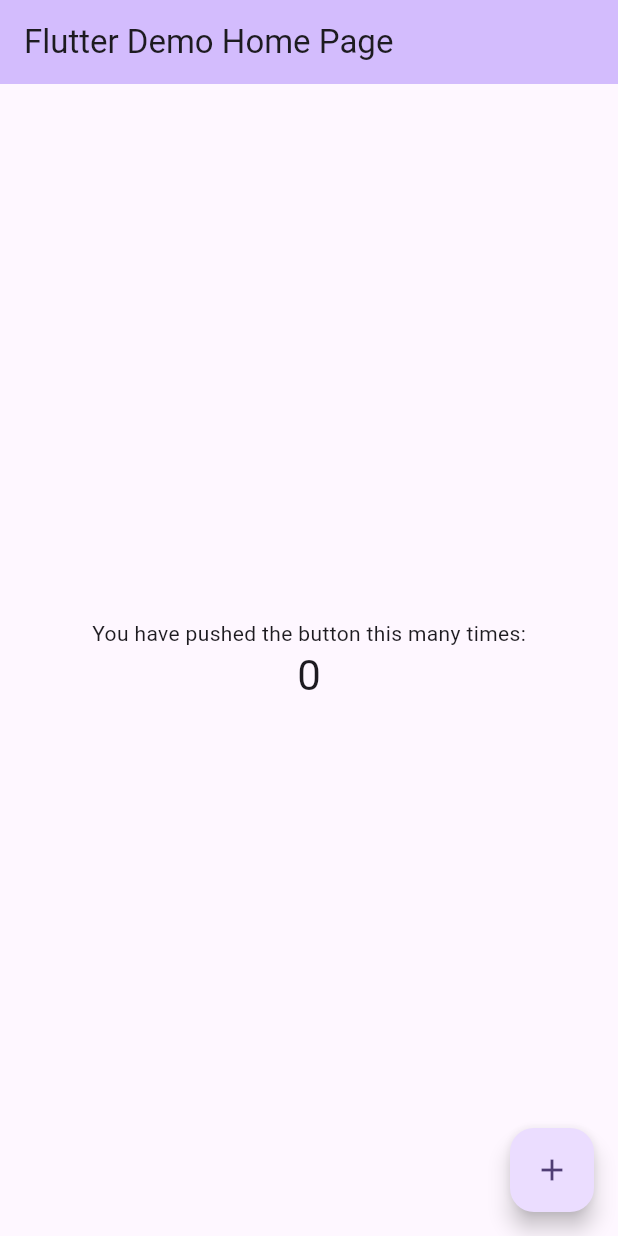
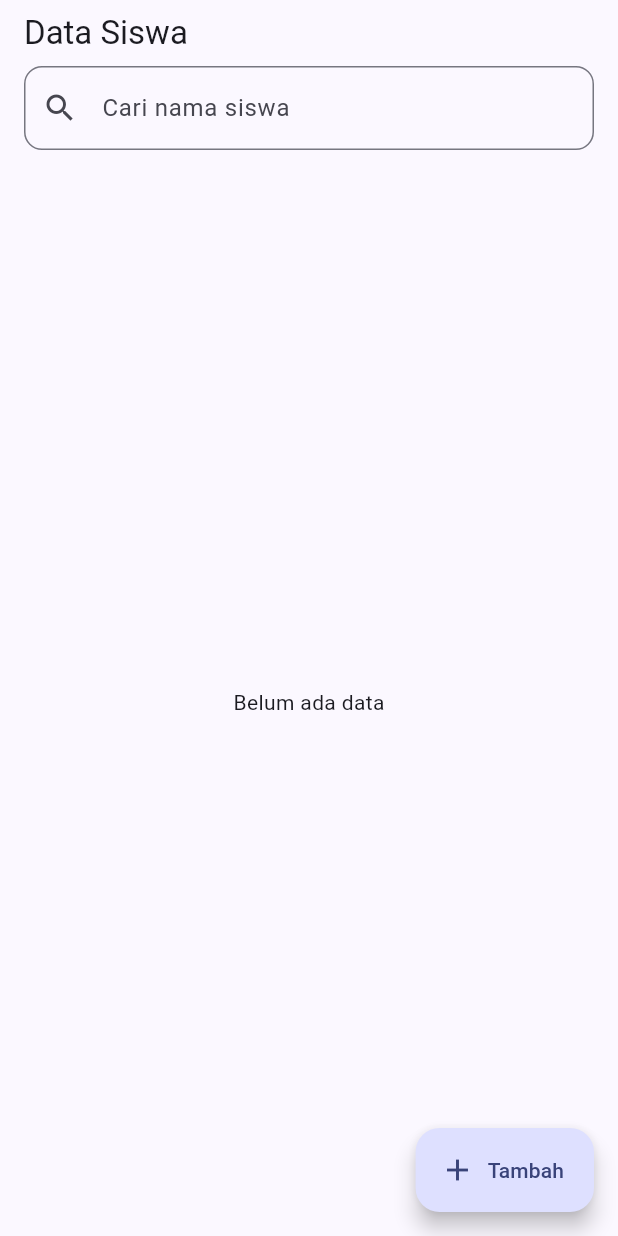
Before and after one commit to contrapoetra/student-management, a Flutter app: the screen it shows after launch, on a phone screen of 412 x 824 dp. Run offline on Flutter 3.47's test engine with Material 3 defaults, Android fonts, the phone set to English and light mode, and no system bars.

Commit message:
Add basic functions

```diff
--- a/lib/main.dart
+++ b/lib/main.dart
@@ -1,122 +1,191 @@
 import 'package:flutter/material.dart';
+import 'student_detail.dart';
+import 'add_student.dart';
 
-void main() {
-  runApp(const MyApp());
+void main() => runApp(const StudentApp());
+
+class Student {
+  final String id;
+  String name;
+  String nis;
+  String grade;
+  String address;
+  String birthdate;
+  String bloodtype;
+  String sex;
+  String hobby;
+  String father;
+  String mother;
+  Student({
+    required this.id,
+    required this.name,
+    required this.nis,
+    required this.grade,
+    required this.address,
+    required this.birthdate,
+    required this.bloodtype,
+    required this.sex,
+    required this.hobby,
+    required this.father,
+    required this.mother,
+  });
 }
 
-class MyApp extends StatelessWidget {
-  const MyApp({super.key});
+class AppState extends ChangeNotifier {
+  final List<Student> _students = [];
+  String _q = '';
+  List<Student> get students {
+    if (_q.isEmpty) return List.unmodifiable(_students);
+    return _students
+        .where((s) => s.name.toLowerCase().contains(_q.toLowerCase()))
+        .toList();
+  }
 
-  // This widget is the root of your application.
+  void setQuery(String q) {
+    _q = q;
+    notifyListeners();
+  }
+
+  void add(Student s) {
+    _students.add(s);
+    notifyListeners();
+  }
+
+  void update(Student s) {
+    final i = _students.indexWhere((e) => e.id == s.id);
+    if (i != -1) {
+      _students[i] = s;
+      notifyListeners();
+    }
+  }
+
+  void remove(String id) {
+    _students.removeWhere((e) => e.id == id);
+    notifyListeners();
+  }
+
+  Student? byId(String id) {
+    try {
+      return _students.firstWhere((e) => e.id == id);
+    } catch (_) {
+      return null;
+    }
+  }
+}
+
+class StateProvider extends InheritedNotifier<AppState> {
+  const StateProvider({
+    super.key,
+    required AppState notifier,
+    required Widget child,
+  }) : super(notifier: notifier, child: child);
+  static AppState of(BuildContext context) =>
+      context.dependOnInheritedWidgetOfExactType<StateProvider>()!.notifier!;
+}
+
+class StudentApp extends StatefulWidget {
+  const StudentApp({super.key});
+  @override
+  State<StudentApp> createState() => _StudentAppState();
+}
+
+class _StudentAppState extends State<StudentApp> {
+  final appState = AppState();
   @override
   Widget build(BuildContext context) {
-    return MaterialApp(
-      title: 'Flutter Demo',
-      theme: ThemeData(
-        // This is the theme of your application.
-        //
-        // TRY THIS: Try running your application with "flutter run". You'll see
-        // the application has a purple toolbar. Then, without quitting the app,
-        // try changing the seedColor in the colorScheme below to Colors.green
-        // and then invoke "hot reload" (save your changes or press the "hot
-        // reload" button in a Flutter-supported IDE, or press "r" if you used
-        // the command line to start the app).
-        //
-        // Notice that the counter didn't reset back to zero; the application
-        // state is not lost during the reload. To reset the state, use hot
-        // restart instead.
-        //
-        // This works for code too, not just values: Most code changes can be
-        // tested with just a hot reload.
-        colorScheme: ColorScheme.fromSeed(seedColor: Colors.deepPurple),
+    return StateProvider(
+      notifier: appState,
+      child: MaterialApp(
+        debugShowCheckedModeBanner: false,
+        title: 'Manajemen Siswa',
+        theme: ThemeData(useMaterial3: true, colorSchemeSeed: Colors.indigo),
+        home: const HomePage(),
       ),
-      home: const MyHomePage(title: 'Flutter Demo Home Page'),
     );
   }
 }
 
-class MyHomePage extends StatefulWidget {
-  const MyHomePage({super.key, required this.title});
-
-  // This widget is the home page of your application. It is stateful, meaning
-  // that it has a State object (defined below) that contains fields that affect
-  // how it looks.
-
-  // This class is the configuration for the state. It holds the values (in this
-  // case the title) provided by the parent (in this case the App widget) and
-  // used by the build method of the State. Fields in a Widget subclass are
-  // always marked "final".
-
-  final String title;
-
+class HomePage extends StatefulWidget {
+  const HomePage({super.key});
   @override
-  State<MyHomePage> createState() => _MyHomePageState();
+  State<HomePage> createState() => _HomePageState();
 }
 
-class _MyHomePageState extends State<MyHomePage> {
-  int _counter = 0;
-
-  void _incrementCounter() {
-    setState(() {
-      // This call to setState tells the Flutter framework that something has
-      // changed in this State, which causes it to rerun the build method below
-      // so that the display can reflect the updated values. If we changed
-      // _counter without calling setState(), then the build method would not be
-      // called again, and so nothing would appear to happen.
-      _counter++;
-    });
-  }
-
+class _HomePageState extends State<HomePage> {
+  final ctrl = TextEditingController();
   @override
   Widget build(BuildContext context) {
-    // This method is rerun every time setState is called, for instance as done
-    // by the _incrementCounter method above.
-    //
-    // The Flutter framework has been optimized to make rerunning build methods
-    // fast, so that you can just rebuild anything that needs updating rather
-    // than having to individually change instances of widgets.
+    final state = StateProvider.of(context);
     return Scaffold(
       appBar: AppBar(
-        // TRY THIS: Try changing the color here to a specific color (to
-        // Colors.amber, perhaps?) and trigger a hot reload to see the AppBar
-        // change color while the other colors stay the same.
-        backgroundColor: Theme.of(context).colorScheme.inversePrimary,
-        // Here we take the value from the MyHomePage object that was created by
-        // the App.build method, and use it to set our appbar title.
-        title: Text(widget.title),
-      ),
-      body: Center(
-        // Center is a layout widget. It takes a single child and positions it
-        // in the middle of the parent.
-        child: Column(
-          // Column is also a layout widget. It takes a list of children and
-          // arranges them vertically. By default, it sizes itself to fit its
-          // children horizontally, and tries to be as tall as its parent.
-          //
-          // Column has various properties to control how it sizes itself and
-          // how it positions its children. Here we use mainAxisAlignment to
-          // center the children vertically; the main axis here is the vertical
-          // axis because Columns are vertical (the cross axis would be
-          // horizontal).
-          //
-          // TRY THIS: Invoke "debug painting" (choose the "Toggle Debug Paint"
-          // action in the IDE, or press "p" in the console), to see the
-          // wireframe for each widget.
-          mainAxisAlignment: MainAxisAlignment.center,
-          children: <Widget>[
-            const Text('You have pushed the button this many times:'),
-            Text(
-              '$_counter',
-              style: Theme.of(context).textTheme.headlineMedium,
+        title: const Text('Data Siswa'),
+        bottom: PreferredSize(
+          preferredSize: const Size.fromHeight(56),
+          child: Padding(
+            padding: const EdgeInsets.fromLTRB(16, 0, 16, 12),
+            child: TextField(
+              controller: ctrl,
+              onChanged: state.setQuery,
+              decoration: InputDecoration(
+                hintText: 'Cari nama siswa',
+                prefixIcon: const Icon(Icons.search),
+                border: OutlineInputBorder(
+                  borderRadius: BorderRadius.circular(12),
+                ),
+              ),
             ),
-          ],
+          ),
         ),
       ),
-      floatingActionButton: FloatingActionButton(
-        onPressed: _incrementCounter,
-        tooltip: 'Increment',
-        child: const Icon(Icons.add),
-      ), // This trailing comma makes auto-formatting nicer for build methods.
+      body: AnimatedBuilder(
+        animation: state,
+        builder: (_, __) {
+          final items = state.students;
+          if (items.isEmpty) {
+            return const Center(child: Text('Belum ada data'));
+          }
+          return ListView.separated(
+            padding: const EdgeInsets.all(12),
+            itemCount: items.length,
+            separatorBuilder: (_, __) => const SizedBox(height: 8),
+            itemBuilder: (_, i) {
+              final s = items[i];
+              return Card(
+                child: ListTile(
+                  leading: CircleAvatar(
+                    child: Text(
+                      s.name.isNotEmpty ? s.name[0].toUpperCase() : '?',
+                    ),
+                  ),
+                  title: Text(s.name),
+                  subtitle: Text('NIS: ${s.nis} • Kelas: ${s.grade}'),
+                  trailing: const Icon(Icons.chevron_right),
+                  onTap: () async {
+                    await Navigator.push(
+                      context,
+                      MaterialPageRoute(
+                        builder: (_) => StudentDetailPage(id: s.id),
+                      ),
+                    );
+                    setState(() {});
+                  },
+                ),
+              );
+            },
+          );
+        },
+      ),
+      floatingActionButton: FloatingActionButton.extended(
+        onPressed: () async {
+          await Navigator.push(
+            context,
+            MaterialPageRoute(builder: (_) => const AddStudentPage()),
+          );
+          setState(() {});
+        },
+        icon: const Icon(Icons.add),
+        label: const Text('Tambah'),
+      ),
     );
   }
 }
```
Also changed, not shown: lib/add_student.dart (added, +82 -0 lines), lib/student_detail.dart (added, +108 -0 lines).
